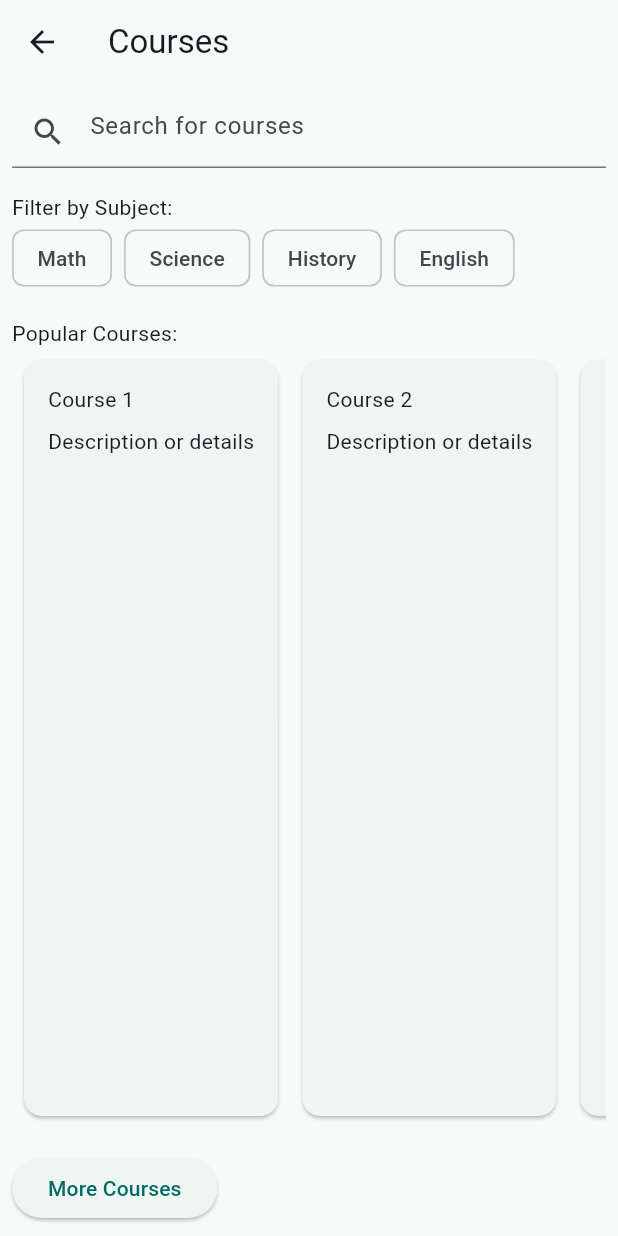
After one commit to Lekhya25/GSolns-Resurge, a Flutter app: the CoursePage screen opened directly, on a phone screen of 412 x 824 dp. The commit adds this screen. Run offline on Flutter 3.47's test engine with Material 3 defaults, Android fonts, the phone set to English and light mode, and no system bars; Roboto replaces fonts that are missing (CustomIcons).

Commit message:
Added the pages and links to navigation bar

```diff
--- /dev/null
+++ b/lib/page/courses.dart
@@ -0,0 +1,90 @@
+import 'package:flutter/material.dart';
+
+
+class CoursePage extends StatefulWidget {
+  @override
+   Widget build(BuildContext context) => Scaffold(
+        appBar: AppBar(
+          title: Text('Courses'),
+          centerTitle: true,
+          backgroundColor: Color.fromARGB(255, 9, 91, 92),
+        ),
+      );
+  _CoursePageState createState() => _CoursePageState();
+}
+
+class _CoursePageState extends State<CoursePage> {
+  List<String> subjects = ['Math', 'Science', 'History', 'English'];
+  List<String> popularCourses = ['Course 1', 'Course 2', 'Course 3', 'Course 4'];
+
+  @override
+  Widget build(BuildContext context) {
+    return Scaffold(
+      appBar: AppBar(
+        title: Text('Courses'),
+      ),
+      body: Padding(
+        padding: const EdgeInsets.all(8.0),
+        child: Column(
+          crossAxisAlignment: CrossAxisAlignment.start,
+          children: [
+            TextField(
+              decoration: InputDecoration(
+                hintText: 'Search for courses',
+                prefixIcon: Icon(Icons.search),
+              ),
+            ),
+            SizedBox(height: 16.0),
+            Text('Filter by Subject:'),
+            Wrap(
+              spacing: 8.0,
+              children: subjects
+                  .map(
+                    (subject) => FilterChip(
+                      label: Text(subject),
+                      onSelected: (bool selected) {
+                        // Handle filter logic here
+                      },
+                    ),
+                  )
+                  .toList(),
+            ),
+            SizedBox(height: 16.0),
+            Text('Popular Courses:'),
+            Expanded(
+              child: ListView.builder(
+                scrollDirection: Axis.horizontal,
+                itemCount: popularCourses.length,
+                itemBuilder: (context, index) {
+                  return Card(
+                    margin: EdgeInsets.all(8.0),
+                    child: Padding(
+                      padding: const EdgeInsets.all(16.0),
+                      child: Column(
+                        crossAxisAlignment: CrossAxisAlignment.start,
+                        children: [
+                          Text(popularCourses[index]),
+                          SizedBox(height: 8.0),
+                          // Add more details or information about the course
+                          Text('Description or details'),
+                          // Add more widgets as needed
+                        ],
+                      ),
+                    ),
+                  );
+                },
+              ),
+            ),
+            SizedBox(height: 16.0),
+            ElevatedButton(
+              onPressed: () {
+                // Handle "More Courses" button press
+              },
+              child: Text('More Courses'),
+            ),
+          ],
+        ),
+      ),
+    );
+  }
+}
--- a/pubspec.yaml
+++ b/pubspec.yaml
@@ -47,9 +47,3 @@ flutter:
   #
   # For details regarding fonts from package dependencies,
   # see https://flutter.dev/custom-fonts/#from-packages
-
-  fonts:
-      - family: CustomIcons
-        fonts:
-          - asset: assets/fonts/MentorshipIcon.ttf
-          - asset: assets/fonts/MessagingIcon.ttf
```
Also changed, not shown: lib/page/jobs.dart (added, +12 -0 lines), lib/page/mentorship.dart (added, +12 -0 lines), lib/page/messaging.dart (added, +12 -0 lines), lib/page/personal.dart (added, +12 -0 lines), lib/page/resources.dart (added, +12 -0 lines), lib/page/usersupport.dart (added, +12 -0 lines), lib/widgets/menubar.dart (+18 -9 lines).
